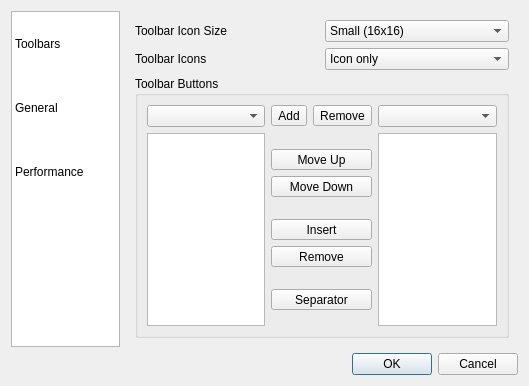
Old version of the form src/dialogs/config_dialog.ui in the repository mbasaglia/Knotter.
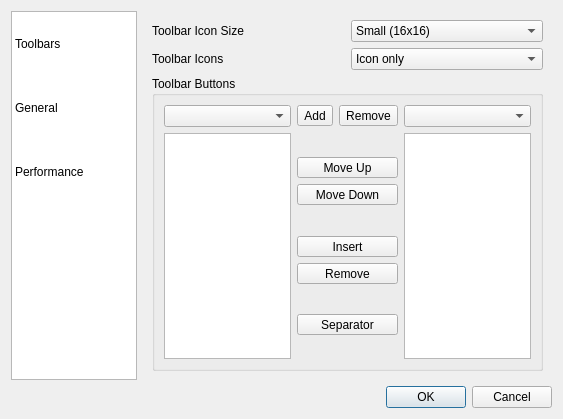
New version of the form.

```diff
--- a/src/dialogs/config_dialog.ui
+++ b/src/dialogs/config_dialog.ui
@@ -6,8 +6,8 @@
    <rect>
     <x>0</x>
     <y>0</y>
-    <width>529</width>
-    <height>386</height>
+    <width>563</width>
+    <height>419</height>
    </rect>
   </property>
   <property name="sizePolicy">
```
